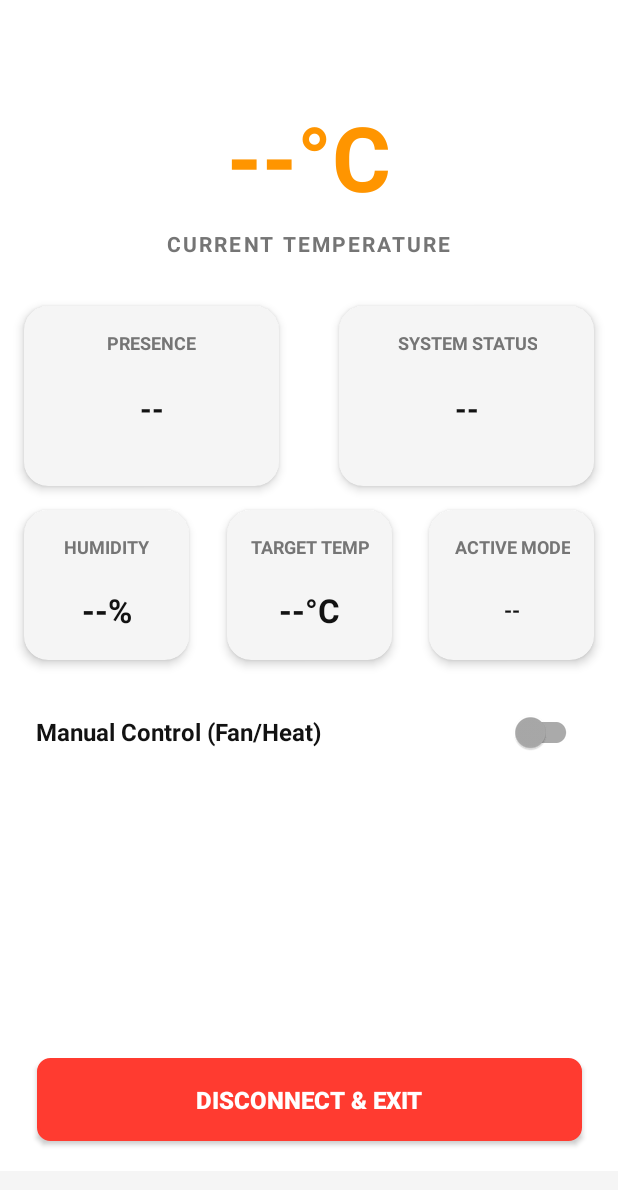
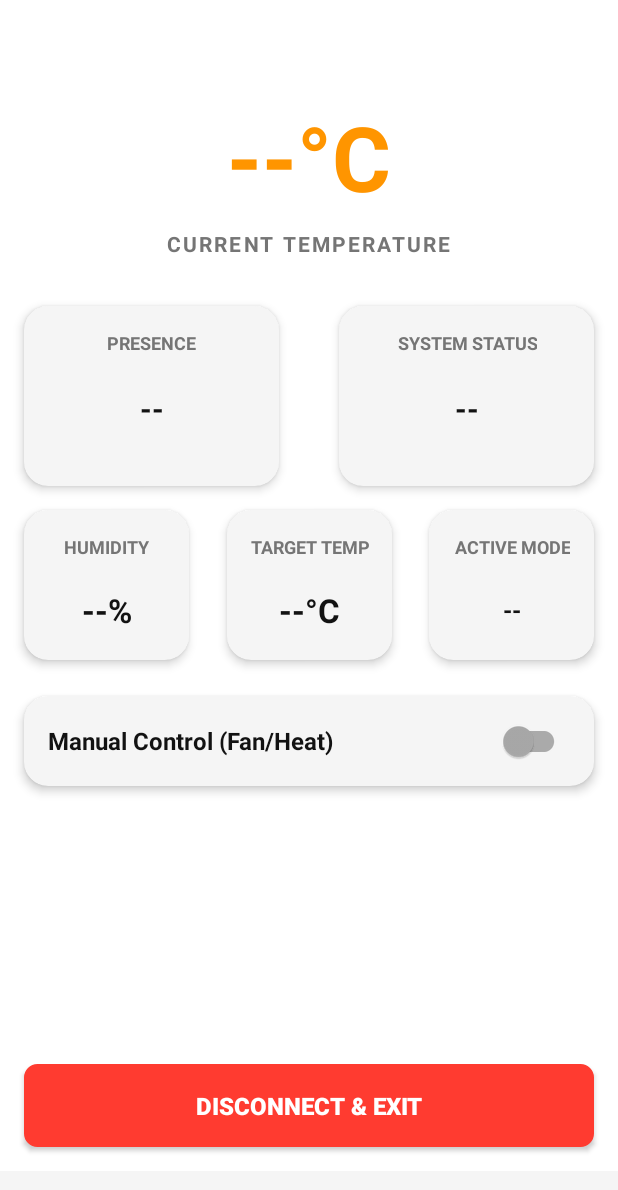
Before and after one commit to ayoubabbadi/Adaptive-Heating-Optimizer-Project-Public, an Android app: the MainActivity screen opened directly, with no data from a screen before it, on a phone screen of 412 x 824 dp. Shown: the top 1190 px of the screen. Run offline under Robolectric (Android 15) with nearby library versions, the phone set to English and light mode, and no system bars; libraries missing offline, so code that uses them is left out: info.mqtt.android; 2 statements that could not run were skipped.

Commit message:
Update UI layouts and device configuration
Refactored activity_main.xml to wrap manual fan control switch in a CardView for improved UI consistency and adjusted text size for offline placeholder. Modified activity_launch.xml to use constraint-based widths and standardized margins for EditText and Button. Updated device configuration files to reflect new deployment target and sorting preferences.

```diff
--- a/My-Application/app/src/main/res/layout/activity_launch.xml
+++ b/My-Application/app/src/main/res/layout/activity_launch.xml
@@ -38,8 +38,9 @@
 
     <EditText
         android:id="@+id/ipAddressEditText"
-        android:layout_width="340dp"
+        android:layout_width="0dp"
         android:layout_height="65dp"
+        android:layout_margin="16dp"
         android:background="@drawable/edittext_border_bg"
         android:hint="@string/ip_hint"
         android:inputType="phone"
@@ -55,9 +56,9 @@
 
     <Button
         android:id="@+id/connectButton"
-        android:layout_width="340dp"
+        android:layout_width="0dp"
         android:layout_height="65dp"
-        android:layout_margin="20dp"
+        android:layout_margin="16dp"
         android:backgroundTint="@color/accent_primary"
         android:paddingVertical="12dp"
         android:text="@string/connect_button_text"
--- a/My-Application/app/src/main/res/layout/activity_main.xml
+++ b/My-Application/app/src/main/res/layout/activity_main.xml
@@ -268,7 +268,7 @@
                 android:text="@string/offline_placeholder"
                 android:textAlignment="center"
                 android:textColor="@color/text_primary"
-                android:textSize="14sp"
+                android:textSize="16sp"
                 android:textStyle="bold"
                 app:layout_constraintBottom_toBottomOf="parent"
                 app:layout_constraintEnd_toEndOf="parent"
@@ -278,30 +278,45 @@
     </androidx.cardview.widget.CardView>
 
 
-    <androidx.appcompat.widget.SwitchCompat
-        android:id="@+id/manual_switch"
+    <androidx.cardview.widget.CardView
+        android:id="@+id/manual_switch_container"
         android:layout_width="0dp"
-        android:layout_height="48dp"
+        android:layout_height="60dp"
+        android:layout_marginStart="16dp"
         android:layout_marginTop="24dp"
-        android:layout_marginStart="24dp"
-        android:layout_marginEnd="24dp"
-        android:text="@string/manual_fan_control"
-        android:textColor="@color/text_primary"
-        android:textSize="16sp"
-        android:textStyle="bold"
-        app:thumbTint="@color/accent_primary"
-        app:trackTint="@color/text_secondary"
+        android:layout_marginEnd="16dp"
+        app:cardBackgroundColor="@color/surface"
+        app:cardCornerRadius="16dp"
+        app:cardElevation="4dp"
         app:layout_constraintEnd_toEndOf="parent"
         app:layout_constraintStart_toStartOf="parent"
-        app:layout_constraintTop_toBottomOf="@+id/target_temp_card"
-        tools:ignore="ContentDescription" />
+        app:layout_constraintTop_toBottomOf="@+id/target_temp_card">
+
+        <androidx.appcompat.widget.SwitchCompat
+            android:id="@+id/manual_switch"
+            android:layout_width="match_parent"
+            android:layout_height="match_parent"
+            android:background="?attr/selectableItemBackground"
+            android:paddingStart="16dp"
+            android:paddingEnd="16dp"
+            android:text="@string/manual_fan_control"
+            android:textColor="@color/text_primary"
+            android:textSize="16sp"
+            android:textStyle="bold"
+            app:thumbTint="@color/accent_primary"
+            app:trackTint="@color/text_secondary"
+            tools:ignore="ContentDescription" />
+
+
+
+    </androidx.cardview.widget.CardView>
 
 
     <Button
         android:id="@+id/disconnect_button"
-        android:layout_width="363dp"
+        android:layout_width="0dp"
         android:layout_height="55dp"
-        android:layout_margin="20dp"
+        android:layout_margin="16dp"
         android:background="@drawable/exit_button"
         android:text="@string/disconnect_button_text"
         android:textColor="@color/white"
```
